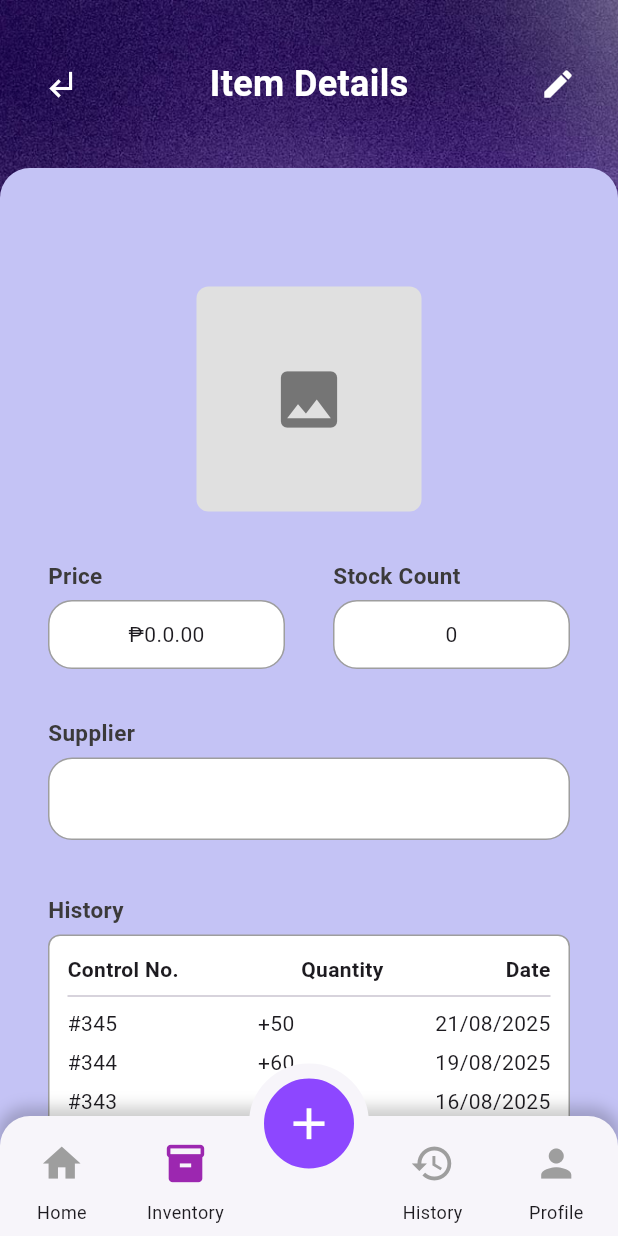
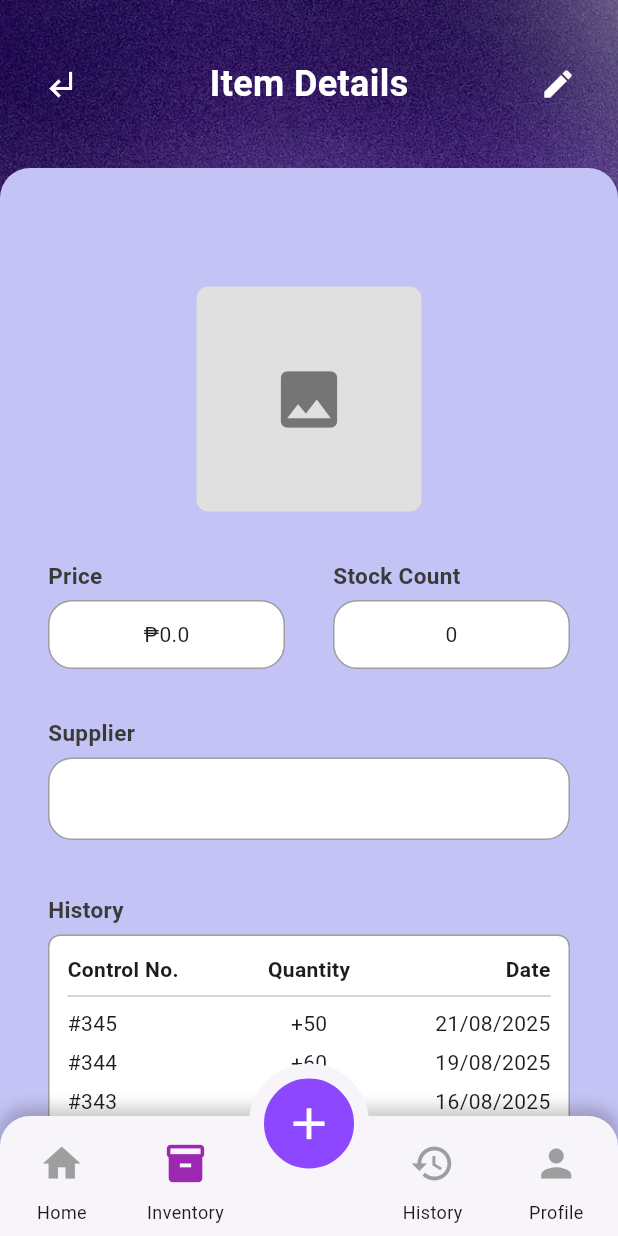
Before and after one commit to RandelYumul/sKEEP, a Flutter app: the ItemDetails screen opened directly with empty values, on a phone screen of 412 x 824 dp. Run offline on Flutter 3.47's test engine with Material 3 defaults, Android fonts, the phone set to English and light mode, and no system bars.

Commit message:
Fix spacing issues for mobile devices.

```diff
--- a/skeep/lib/pages/widgets/item_details.dart
+++ b/skeep/lib/pages/widgets/item_details.dart
@@ -173,7 +173,7 @@ class ItemDetails extends StatelessWidget {
                                       ),
                                       child: Center(
                                         child: Text(
-                                          "₱$price.00",
+                                          "₱$price",
                                           style: const TextStyle(fontSize: 14),
                                         ),
                                       ),
@@ -289,25 +289,34 @@ class ItemDetails extends StatelessWidget {
                                   crossAxisAlignment: CrossAxisAlignment.start,
                                   children: [
                                     Row(
-                                      mainAxisAlignment:
-                                          MainAxisAlignment.spaceBetween,
                                       children: const [
-                                        Text(
+                                        Expanded(
+                                          child: Text(
                                             "Control No.",
                                             style: TextStyle(
                                               fontWeight: FontWeight.bold,
                                             ),
                                           ),
-                                        Text(
+                                        ),
+                                        Expanded(
+                                          child: Center(
+                                            child: Text(
                                               "Quantity",
                                               style: TextStyle(
                                                 fontWeight: FontWeight.bold,
                                               ),
                                             ),
-                                        Text(
+                                          ),
+                                        ),
+                                        Expanded(
+                                          child: Align(
+                                            alignment: Alignment.centerRight,
+                                            child: Text(
                                               "Date",
                                               style: TextStyle(
                                                 fontWeight: FontWeight.bold,
+                                              ),
+                                            ),
                                           ),
                                         ),
                                       ],
@@ -316,92 +325,158 @@ class ItemDetails extends StatelessWidget {
 
                                     // For History Info
                                     Row(
-                                      mainAxisAlignment:
-                                          MainAxisAlignment.spaceBetween,
                                       children: const [
-                                        Text("#345"),
-                                        Text("+50"),
-                                        Text("21/08/2025"),
+                                        Expanded(child: Text("#345")),
+                                        Expanded(
+                                          child: Center(child: Text("+50")),
+                                        ),
+                                        Expanded(
+                                          child: Align(
+                                            alignment: Alignment.centerRight,
+                                            child: Text("21/08/2025"),
+                                          ),
+                                        ),
+                                      ],
+                                    ),
+                                    const SizedBox(height: 6),
+                                    Row(
+                                      children: const [
+                                        Expanded(child: Text("#344")),
+                                        Expanded(
+                                          child: Center(child: Text("+60")),
+                                        ),
+                                        Expanded(
+                                          child: Align(
+                                            alignment: Alignment.centerRight,
+                                            child: Text("19/08/2025"),
+                                          ),
+                                        ),
+                                      ],
+                                    ),
+                                    const SizedBox(height: 6),
+                                    Row(
+                                      children: const [
+                                        Expanded(child: Text("#343")),
+                                        Expanded(
+                                          child: Center(child: Text("-10")),
+                                        ),
+                                        Expanded(
+                                          child: Align(
+                                            alignment: Alignment.centerRight,
+                                            child: Text("16/08/2025"),
+                                          ),
+                                        ),
+                                      ],
+                                    ),
+                                    const SizedBox(height: 6),
+                                    Row(
+                                      children: const [
+                                        Expanded(child: Text("")),
+                                        Expanded(
+                                          child: Center(child: Text("")),
+                                        ),
+                                        Expanded(
+                                          child: Align(
+                                            alignment: Alignment.centerRight,
+                                            child: Text(""),
+                                          ),
+                                        ),
                                       ],
                                     ),
 
                                     const SizedBox(height: 6),
-
                                     Row(
-                                      mainAxisAlignment:
-                                          MainAxisAlignment.spaceBetween,
                                       children: const [
-                                        Text("#344"),
-                                        Text("+60"),
-                                        Text("19/08/2025"),
+                                        Expanded(child: Text("")),
+                                        Expanded(
+                                          child: Center(child: Text("")),
+                                        ),
+                                        Expanded(
+                                          child: Align(
+                                            alignment: Alignment.centerRight,
+                                            child: Text(""),
+                                          ),
+                                        ),
                                       ],
                                     ),
 
                                     const SizedBox(height: 6),
-
                                     Row(
-                                      mainAxisAlignment:
-                                          MainAxisAlignment.spaceBetween,
                                       children: const [
-                                        Text("#343"),
-                                        Text("-10"),
-                                        Text("16/08/2025"),
+                                        Expanded(child: Text("")),
+                                        Expanded(
+                                          child: Center(child: Text("")),
+                                        ),
+                                        Expanded(
+                                          child: Align(
+                                            alignment: Alignment.centerRight,
+                                            child: Text(""),
+                                          ),
+                                        ),
                                       ],
                                     ),
+
                                     const SizedBox(height: 6),
-
-                                    // For space
                                     Row(
-                                      mainAxisAlignment:
-                                          MainAxisAlignment.spaceBetween,
                                       children: const [
-                                        Text(""),
-                                        Text(""),
-                                        Text(""),
+                                        Expanded(child: Text("")),
+                                        Expanded(
+                                          child: Center(child: Text("")),
+                                        ),
+                                        Expanded(
+                                          child: Align(
+                                            alignment: Alignment.centerRight,
+                                            child: Text(""),
+                                          ),
+                                        ),
                                       ],
                                     ),
+
                                     const SizedBox(height: 6),
-
                                     Row(
-                                      mainAxisAlignment:
-                                          MainAxisAlignment.spaceBetween,
                                       children: const [
-                                        Text(""),
-                                        Text(""),
-                                        Text(""),
+                                        Expanded(child: Text("")),
+                                        Expanded(
+                                          child: Center(child: Text("")),
+                                        ),
+                                        Expanded(
+                                          child: Align(
+                                            alignment: Alignment.centerRight,
+                                            child: Text(""),
+                                          ),
+                                        ),
                                       ],
                                     ),
+
                                     const SizedBox(height: 6),
-
                                     Row(
-                                      mainAxisAlignment:
-                                          MainAxisAlignment.spaceBetween,
                                       children: const [
-                                        Text(""),
-                                        Text(""),
-                                        Text(""),
+                                        Expanded(child: Text("")),
+                                        Expanded(
+                                          child: Center(child: Text("")),
+                                        ),
+                                        Expanded(
+                                          child: Align(
+                                            alignment: Alignment.centerRight,
+                                            child: Text(""),
+                                          ),
+                                        ),
                                       ],
                                     ),
+
                                     const SizedBox(height: 6),
-
                                     Row(
-                                      mainAxisAlignment:
-                                          MainAxisAlignment.spaceBetween,
                                       children: const [
-                                        Text(""),
-                                        Text(""),
-                                        Text(""),
-                                      ],
+                                        Expanded(child: Text("")),
+                                        Expanded(
+                                          child: Center(child: Text("")),
                                         ),
-                                    const SizedBox(height: 6),
-
-                                    Row(
-                                      mainAxisAlignment:
-                                          MainAxisAlignment.spaceBetween,
-                                      children: const [
-                                        Text(""),
-                                        Text(""),
-                                        Text(""),
+                                        Expanded(
+                                          child: Align(
+                                            alignment: Alignment.centerRight,
+                                            child: Text(""),
+                                          ),
+                                        ),
                                       ],
                                     ),
                                   ],
```
Lines whose indentation alone changed are shown as unchanged.
